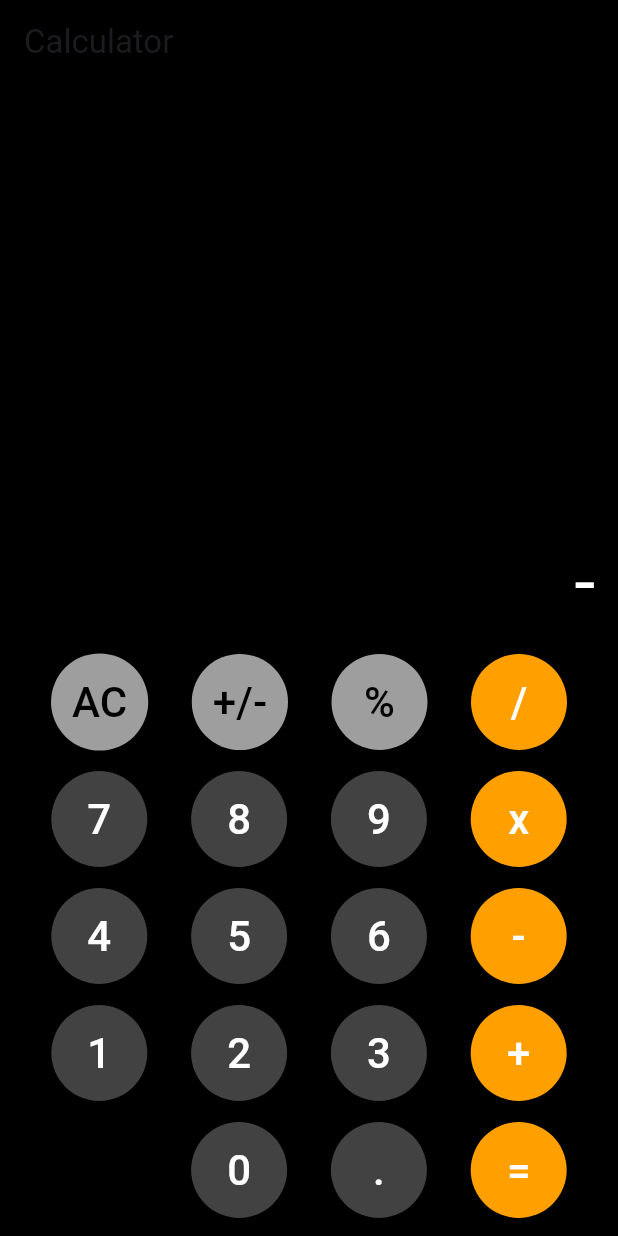
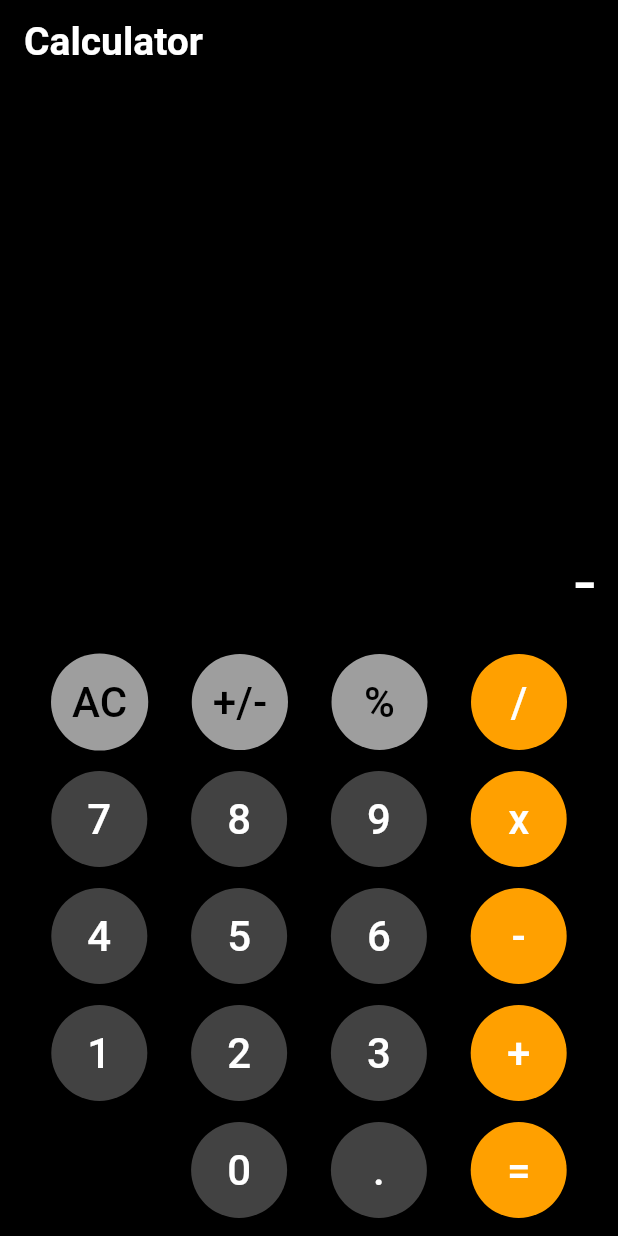
Before and after one commit to javedmughal-058/calculator_app_in_flutter, a Flutter app: the screen it shows after launch, after a tap on "+/-", on a phone screen of 412 x 824 dp. Run offline on Flutter 3.47's test engine with Material 2 defaults, Android fonts, the phone set to English and light mode, and no system bars; our stand-ins replace device_preview.

Commit message:
change appBar Text Color

```diff
--- a/lib/calculator_page.dart
+++ b/lib/calculator_page.dart
@@ -35,7 +35,7 @@ class _CalculatorPageState extends State<CalculatorPage> {
     return Scaffold(
       backgroundColor: Colors.black,
       appBar: AppBar(
-        title: const Text('Calculator'),
+        title: const Text('Calculator', style: TextStyle(color: Colors.white, fontSize: 26, fontWeight: FontWeight.w700)),
         backgroundColor: Colors.black,
       ),
       body: Padding(
--- a/lib/main.dart
+++ b/lib/main.dart
@@ -5,6 +5,7 @@ import 'calculator_page.dart';
 
 void main() {
   runApp(DevicePreview(
+      enabled: false,
       builder: (context)=> const MyApp()));
   SystemChrome.setPreferredOrientations([
     DeviceOrientation.portraitUp,
```
